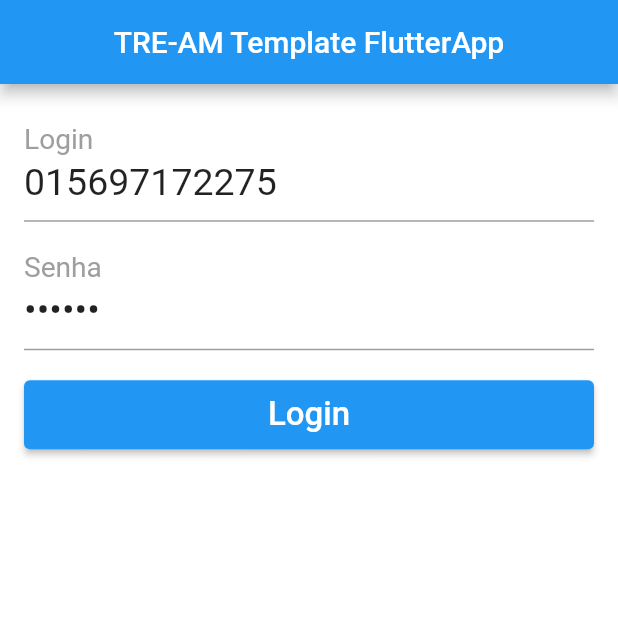
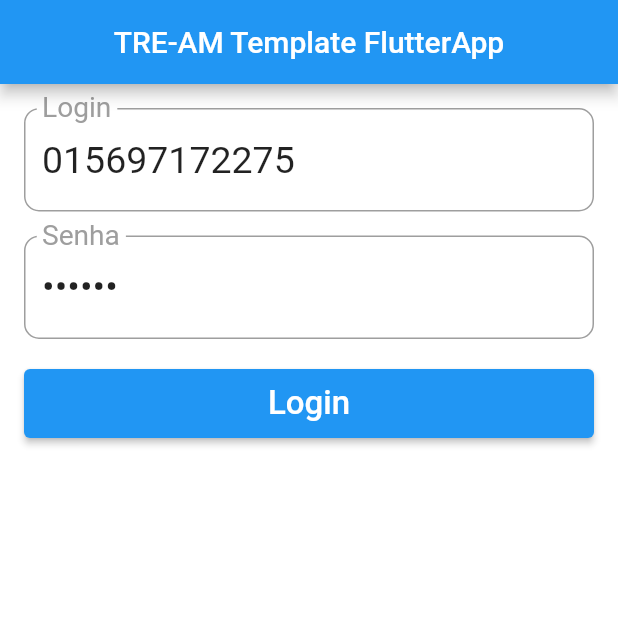
Before and after one commit to moacirviana/template-flutter, a Flutter app: the screen it shows after launch, on a phone screen of 412 x 824 dp, the top half of it. Run offline on Flutter 3.47's test engine with Material 2 defaults, Android fonts, the phone set to English and light mode, and no system bars.

Commit message:
Add appButton e appFieldText

```diff
--- a/lib/main.dart
+++ b/lib/main.dart
@@ -17,7 +17,7 @@ class MyApp extends StatelessWidget {
           primarySwatch: Colors.blue,
           //brightness: Brightness.dark,
           scaffoldBackgroundColor: Colors.white),
-      home: LoginPage(),
+      home: const LoginPage(),
     );
   }
 }
--- a/lib/pages/login_page.dart
+++ b/lib/pages/login_page.dart
@@ -1,12 +1,28 @@
 import 'package:flutter/material.dart';
+import 'package:zyota/widgets/app_button.dart';
+import 'package:zyota/widgets/app_textfield.dart';
 
-class LoginPage extends StatelessWidget {
+class LoginPage extends StatefulWidget {
+  const LoginPage({super.key});
+
+  @override
+  State<LoginPage> createState() => _LoginPageState();
+}
+
+class _LoginPageState extends State<LoginPage> {
   final _tLogin = TextEditingController(text: "015697172275");
   final _tSenha = TextEditingController(text: "123123");
    //final _tLogin = TextEditingController();
-  //final _tSenha = TextEditingController();
+   //final _tSenha = TextEditingController();
   final _formKey = GlobalKey<FormState>();
-  LoginPage({super.key});
+
+
+
+ @override
+ void initState(){
+  super.initState();
+ }
+
 
   @override
   Widget build(BuildContext context) {
@@ -27,17 +43,17 @@ class LoginPage extends StatelessWidget {
         padding: const EdgeInsets.all(16),
         child: ListView(
           children: [
-            _text("Login", "Digite o login", controller: _tLogin, validator: _validateLogin),
-            const SizedBox(
-              height: 10,
-            ),
-            _text("Senha", "Digite a senha", pwdtext: true, controller:_tSenha, validator: _validateSenha),
+            AppTextField("Login", "Digite o login", controller: _tLogin,
+                      validator: _validateLogin, textInputAction: TextInputAction.next,),
+            const SizedBox(height: 16),
+            AppTextField("Senha", "Digite a senha", hiddindpwdtext: true, controller:_tSenha,
+                       validator: _validateSenha, keyboardType: TextInputType.number,),
             const SizedBox(
               height: 20,
             ),
             SizedBox(
               height: 46,
-              child: _button("Login", _onClickLogin),
+              child: AppButton("Login", _onClickLogin),
             )
           ],
         ),
@@ -45,6 +61,7 @@ class LoginPage extends StatelessWidget {
     );
   }
 
+/*
   _button(String texto, onPressed) {
     return ElevatedButton(
         onPressed: onPressed,
@@ -55,13 +72,18 @@ class LoginPage extends StatelessWidget {
           );
   }
 
-  TextFormField _text(String label, String hint, {bool pwdtext = false,
-  TextEditingController ?controller, FormFieldValidator<String> ?validator}) {
+ _text(String label, String hint, {bool pwdtext = false,
+                        TextEditingController ?controller,
+                        FormFieldValidator<String> ?validator,
+                        TextInputType ?keyboardType,
+                        TextInputAction ?textInputAction}) {
     return TextFormField(
       controller: controller,
       validator: validator,
       obscureText: pwdtext,
-      decoration: InputDecoration(
+      keyboardType: keyboardType,
+      textInputAction: textInputAction,
+       decoration: InputDecoration(
           labelText: label,
           labelStyle: const TextStyle(fontSize: 25, color: Colors.grey),
           hintText: hint,
@@ -71,8 +93,8 @@ class LoginPage extends StatelessWidget {
       ),
     );
   }
-
-  _onClickLogin() {
+*/
+ _onClickLogin() {
      if (!_formKey.currentState!.validate()){
       return;
     }
@@ -95,4 +117,9 @@ class LoginPage extends StatelessWidget {
      return null;
   }
 
+  @override
+  void dispose(){
+    super.dispose();
+  }
+
 }
--- /dev/null
+++ b/lib/widgets/app_button.dart
@@ -0,0 +1,21 @@
+import 'package:flutter/material.dart';
+
+
+class AppButton extends StatelessWidget {
+  //final VoidCallback? onPressed;
+  final Function()? onClick;
+  final String texto;
+   //const AppButton(this.texto, {super.key});
+   const AppButton(this.texto, this.onClick, {super.key});
+
+  @override
+  Widget build(BuildContext context) {
+     return ElevatedButton(
+        onPressed: onClick,
+            child: Text(
+              texto,
+              style: const TextStyle(color: Colors.white, fontSize: 22),
+            ),
+          );
+  }
+}
--- /dev/null
+++ b/lib/widgets/app_textfield.dart
@@ -0,0 +1,36 @@
+import 'package:flutter/material.dart';
+
+class AppTextField extends StatelessWidget {
+
+  final String label;
+  final String hint;
+  final bool hiddindpwdtext;
+  final TextEditingController? controller;
+  final FormFieldValidator<String>? validator;
+  final TextInputType? keyboardType;
+  final TextInputAction? textInputAction;
+
+  const AppTextField(this.label, this.hint, {super.key, this.hiddindpwdtext=false,
+                     this.controller, this.validator, this.keyboardType, this.textInputAction});
+
+  @override
+  Widget build(BuildContext context) {
+    return TextFormField(
+      controller: controller,
+      validator: validator,
+      obscureText: hiddindpwdtext,
+      keyboardType: keyboardType,
+      textInputAction: textInputAction,
+       decoration: InputDecoration(
+        border: OutlineInputBorder(borderRadius: BorderRadius.circular(10)),
+          labelText: label,
+          labelStyle: const TextStyle(fontSize: 25, color: Colors.grey),
+          hintText: hint,
+          hintStyle: const TextStyle(fontSize: 16)),
+      style: const TextStyle(
+        fontSize: 25,
+      ),
+    );
+  }
+
+}
```
